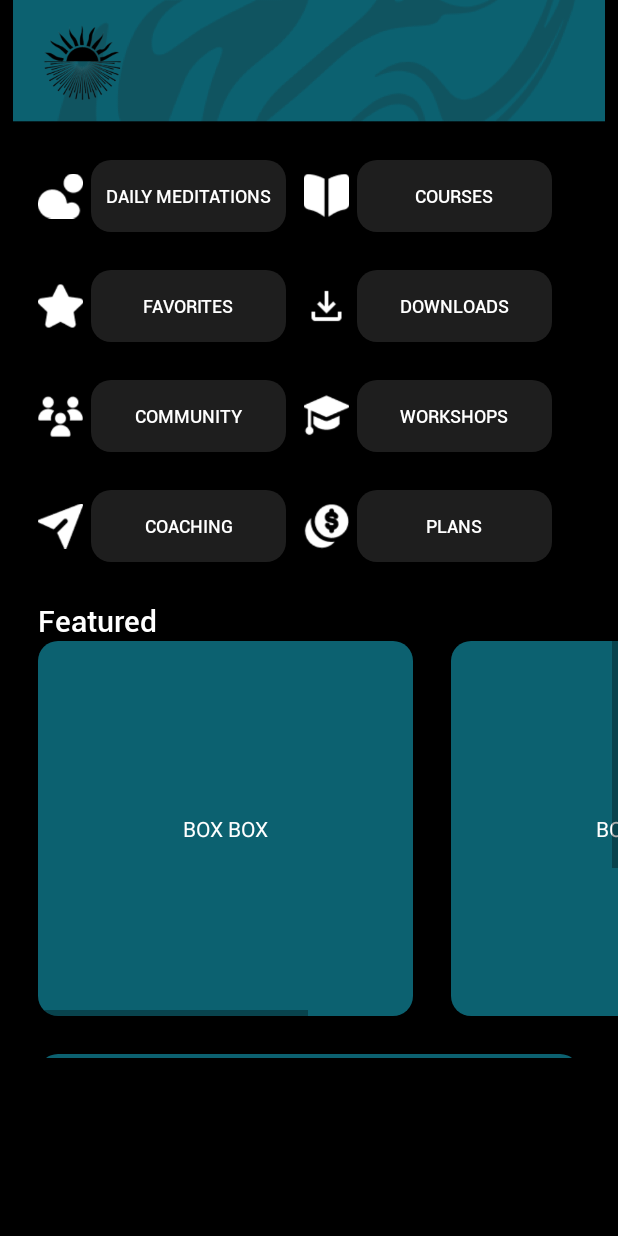
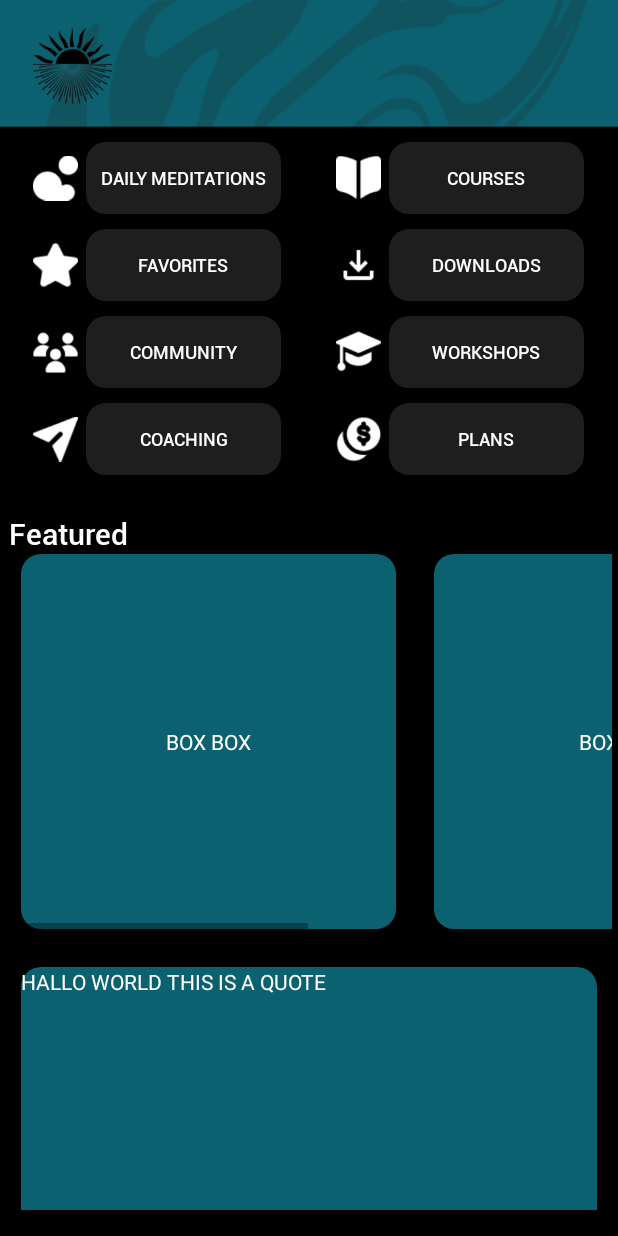
Before and after one commit to BladeLucas27/CalmCode, an Android app built with Jetpack Compose: the HomeActivity screen opened directly, with no data from a screen before it, on a phone screen of 412 x 824 dp. Run offline under Robolectric (Android 15) with nearby library versions, the phone set to English and light mode, and no system bars.

Commit message:
Improved home screen

```diff
--- a/CalmCode/app/src/main/res/layout/activity_home.xml
+++ b/CalmCode/app/src/main/res/layout/activity_home.xml
@@ -1,5 +1,5 @@
 <?xml version="1.0" encoding="utf-8"?>
-<LinearLayout xmlns:android="http://schemas.android.com/apk/res/android"
+<androidx.constraintlayout.widget.ConstraintLayout xmlns:android="http://schemas.android.com/apk/res/android"
     xmlns:app="http://schemas.android.com/apk/res-auto"
     xmlns:tools="http://schemas.android.com/tools"
     android:id="@+id/main"
@@ -10,34 +10,45 @@
     tools:context=".HomeActivity">
 
     <ImageView
-        android:layout_width="wrap_content"
-        android:layout_height="81dp"
-        android:src="@drawable/img_2" />
-    <!--    <ImageView-->
-    <!--        android:layout_width="wrap_content"-->
-    <!--        android:layout_height="81dp"-->
-    <!--        android:gravity="bottom"-->
-    <!--        android:src="@drawable/img_2" />-->
+        android:id="@+id/imageView2"
+        android:layout_width="0dp"
+        android:layout_height="0dp"
+        android:scaleType="centerCrop"
+        app:layout_constraintDimensionRatio="880 : 181"
+        app:layout_constraintStart_toStartOf="@id/guideline"
+        app:layout_constraintEnd_toEndOf="@id/guideline2"
+        app:layout_constraintTop_toTopOf="parent"
+        android:src="@drawable/img_2"/>
 
     <ScrollView
-        android:layout_width="match_parent"
-        android:layout_height="624dp">
+        android:id="@+id/scrollView2"
+        android:layout_width="0dp"
+        android:layout_height="0dp"
+        app:layout_constraintDimensionRatio="3:6"
+        app:layout_constraintStart_toStartOf="@id/guideline3"
+        app:layout_constraintEnd_toEndOf="@id/guideline4"
+        app:layout_constraintTop_toBottomOf="@+id/imageView2"
+        tools:ignore="MissingConstraints">
 
         <LinearLayout
             android:layout_width="match_parent"
             android:layout_height="wrap_content"
-            android:orientation="vertical">
+            android:orientation="vertical"
+            android:gravity="center"
+            android:layout_marginTop="10dp"
+            >
 
             <LinearLayout
                 android:layout_width="match_parent"
                 android:layout_height="match_parent"
-                android:layout_marginLeft="25dp"
-                android:layout_marginRight="25dp">
+                android:gravity="center">
 
                 <LinearLayout
-                    android:layout_width="wrap_content"
+                    android:layout_width="0dp"
                     android:layout_height="wrap_content"
-                    android:layout_marginTop="25dp">
+                    android:layout_weight="1"
+                    android:gravity="center"
+                    android:orientation="horizontal">
 
                     <ImageView
                         android:layout_width="30dp"
@@ -59,10 +70,11 @@
                 </LinearLayout>
 
                 <LinearLayout
-                    android:layout_width="wrap_content"
+                    android:layout_width="0dp"
                     android:layout_height="wrap_content"
-                    android:layout_marginLeft="12dp"
-                    android:layout_marginTop="25dp">
+                    android:layout_weight="1"
+                    android:gravity="center"
+                    android:orientation="horizontal">
 
                     <ImageView
                         android:layout_width="30dp"
@@ -87,14 +99,17 @@
 
             <LinearLayout
                 android:layout_width="match_parent"
-                android:layout_height="match_parent"
-                android:layout_marginLeft="25dp"
-                android:layout_marginRight="25dp">
+                android:layout_height="wrap_content"
+                android:gravity="center"
+                android:orientation="horizontal"
+                android:layout_marginTop="10dp">
 
                 <LinearLayout
-                    android:layout_width="wrap_content"
+                    android:layout_width="0dp"
                     android:layout_height="wrap_content"
-                    android:layout_marginTop="25dp">
+                    android:layout_weight="1"
+                    android:gravity="center"
+                    android:orientation="horizontal">
 
                     <ImageView
                         android:layout_width="30dp"
@@ -116,10 +131,11 @@
                 </LinearLayout>
 
                 <LinearLayout
-                    android:layout_width="wrap_content"
+                    android:layout_width="0dp"
                     android:layout_height="wrap_content"
-                    android:layout_marginLeft="12dp"
-                    android:layout_marginTop="25dp">
+                    android:layout_weight="1"
+                    android:gravity="center"
+                    android:orientation="horizontal">
 
                     <ImageView
                         android:layout_width="30dp"
@@ -145,13 +161,15 @@
             <LinearLayout
                 android:layout_width="match_parent"
                 android:layout_height="match_parent"
-                android:layout_marginLeft="25dp"
-                android:layout_marginRight="25dp">
+                android:gravity="center"
+                android:layout_marginTop="10dp">
 
                 <LinearLayout
-                    android:layout_width="wrap_content"
+                    android:layout_width="0dp"
                     android:layout_height="wrap_content"
-                    android:layout_marginTop="25dp">
+                    android:layout_weight="1"
+                    android:gravity="center"
+                    android:orientation="horizontal">
 
                     <ImageView
                         android:layout_width="30dp"
@@ -173,10 +191,11 @@
                 </LinearLayout>
 
                 <LinearLayout
-                    android:layout_width="wrap_content"
+                    android:layout_width="0dp"
                     android:layout_height="wrap_content"
-                    android:layout_marginLeft="12dp"
-                    android:layout_marginTop="25dp">
+                    android:layout_weight="1"
+                    android:gravity="center"
+                    android:orientation="horizontal">
 
                     <ImageView
                         android:layout_width="30dp"
@@ -202,13 +221,15 @@
             <LinearLayout
                 android:layout_width="match_parent"
                 android:layout_height="match_parent"
-                android:layout_marginLeft="25dp"
-                android:layout_marginRight="25dp">
+                android:gravity="center"
+                android:layout_marginTop="10dp">
 
                 <LinearLayout
-                    android:layout_width="wrap_content"
+                    android:layout_width="0dp"
                     android:layout_height="wrap_content"
-                    android:layout_marginTop="25dp">
+                    android:layout_weight="1"
+                    android:gravity="center"
+                    android:orientation="horizontal">
 
                     <ImageView
                         android:layout_width="30dp"
@@ -230,10 +251,11 @@
                 </LinearLayout>
 
                 <LinearLayout
-                    android:layout_width="wrap_content"
+                    android:layout_width="0dp"
                     android:layout_height="wrap_content"
-                    android:layout_marginLeft="12dp"
-                    android:layout_marginTop="25dp">
+                    android:layout_weight="1"
+                    android:gravity="center"
+                    android:orientation="horizontal">
 
                     <ImageView
                         android:layout_width="30dp"
@@ -259,7 +281,7 @@
             <LinearLayout
                 android:layout_width="match_parent"
                 android:layout_height="match_parent"
-                android:layout_marginLeft="25dp"
+                android:layout_marginLeft="10dp"
                 android:layout_marginTop="25dp"
                 android:layout_marginRight="25dp">
 
@@ -289,7 +311,7 @@
                         <TextView
                             android:layout_width="250dp"
                             android:layout_height="250dp"
-                            android:layout_marginLeft="25dp"
+                            android:layout_marginLeft="10dp"
                             android:background="@drawable/roundstyle"
                             android:backgroundTint="@color/midnight_blue"
                             android:gravity="center"
@@ -327,7 +349,9 @@
                 <TextView
                     android:layout_width="match_parent"
                     android:layout_height="224dp"
-                    android:layout_margin="25dp"
+                    android:layout_marginTop="25dp"
+                    android:layout_marginLeft="10dp"
+                    android:layout_marginRight="10dp"
                     android:background="@drawable/roundstyle"
                     android:backgroundTint="@color/midnight_blue"
                     android:text="HALLO WORLD THIS IS A QUOTE"
@@ -337,24 +361,32 @@
             </LinearLayout>
         </LinearLayout>
     </ScrollView>
-    <!--    <LinearLayout-->
-    <!--        android:layout_width="match_parent"-->
-    <!--        android:layout_height="wrap_content"-->
-    <!--        android:gravity="bottom"-->
-    <!--        >-->
-    <!--        <TextView-->
-    <!--            android:layout_width="match_parent"-->
-    <!--            android:layout_height="wrap_content"-->
-    <!--            android:text="Hallo"-->
-    <!--            android:textColor="@color/white"-->
-    <!--            />-->
-    <!--    </LinearLayout>-->
-    <!--    <com.google.android.material.bottomnavigation.BottomNavigationView-->
-    <!--        android:id="@+id/bottom_navigation"-->
-    <!--        android:layout_width="match_parent"-->
-    <!--        android:layout_height="wrap_content"-->
-    <!--        android:layout_gravity="bottom"-->
-    <!--        android:background="?android:attr/windowBackground"-->
-    <!--        app:menu="@menu/bottom_nav_menu" />-->
 
-</LinearLayout>
+    <androidx.constraintlayout.widget.Guideline
+        android:id="@+id/guideline"
+        android:layout_width="wrap_content"
+        android:layout_height="wrap_content"
+        android:orientation="vertical"
+        app:layout_constraintGuide_percent="0"/>
+    <androidx.constraintlayout.widget.Guideline
+        android:id="@+id/guideline2"
+        android:layout_width="wrap_content"
+        android:layout_height="wrap_content"
+        android:orientation="vertical"
+        app:layout_constraintGuide_percent="1"/>
+    <androidx.constraintlayout.widget.Guideline
+        android:id="@+id/guideline3"
+        android:layout_width="wrap_content"
+        android:layout_height="wrap_content"
+        android:orientation="vertical"
+        app:layout_constraintGuide_percent="0.01"/>
+    <androidx.constraintlayout.widget.Guideline
+        android:id="@+id/guideline4"
+        android:layout_width="wrap_content"
+        android:layout_height="wrap_content"
+        android:orientation="vertical"
+        app:layout_constraintGuide_percent="0.99"/>
+
+
+
+</androidx.constraintlayout.widget.ConstraintLayout>
```
